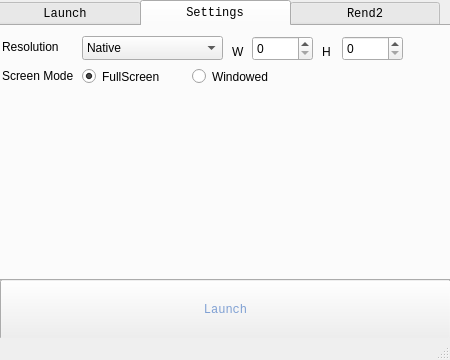
Qt form mainwindow.ui (ioquake/launch) before a commit.
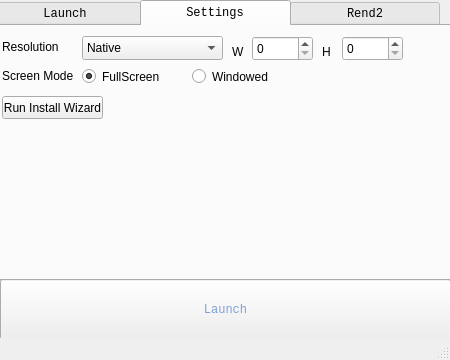
The same form after that commit. The open tabs and pages were chosen to show the change. Icons and pictures are not drawn.

Commit message: Added install wizard. So far it only has the user select their q3a location on windows.

Diff of the .ui file:
```diff
--- a/mainwindow.ui
+++ b/mainwindow.ui
@@ -339,6 +339,19 @@
        <string>H</string>
       </property>
      </widget>
+     <widget class="QPushButton" name="btnRunInstallWizard">
+      <property name="geometry">
+       <rect>
+        <x>10</x>
+        <y>70</y>
+        <width>101</width>
+        <height>23</height>
+       </rect>
+      </property>
+      <property name="text">
+       <string>Run Install Wizard</string>
+      </property>
+     </widget>
     </widget>
     <widget class="QWidget" name="tabRend2">
      <attribute name="title">
```
The commit also changes 9 other files.
